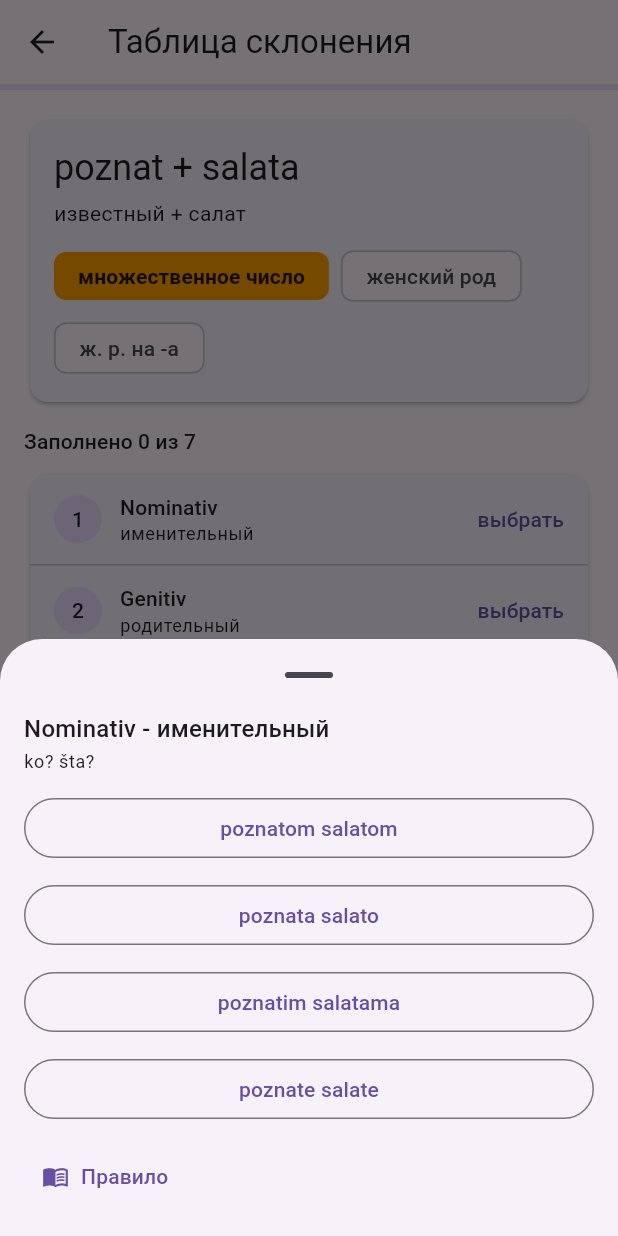
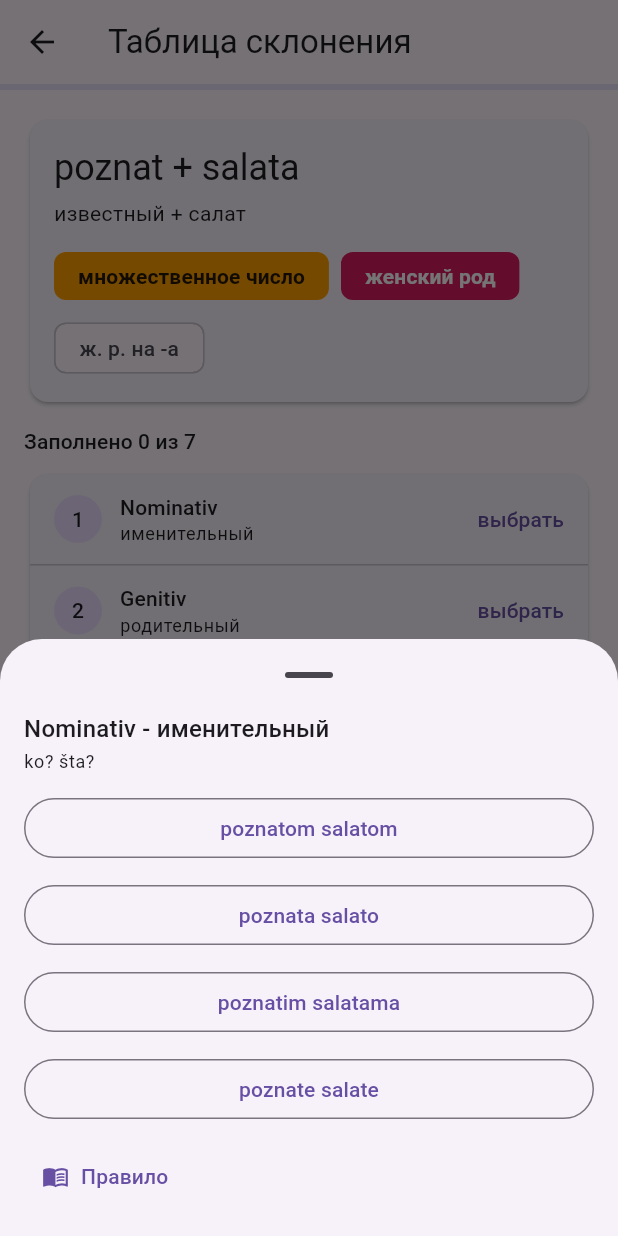
Before and after one commit to lapsha38/srpski-padezi, a Flutter app: the PhraseTableScreen screen opened directly, after a tap on an icon or button, on a phone screen of 412 x 824 dp. Run offline on Flutter 3.47's test engine with Material 3 defaults, Android fonts, the phone set to English and light mode, and no system bars; our stand-ins replace shared_preferences; accounts and stored records are empty.

Commit message:
Color the gender badge by gender

```diff
--- a/lib/screens/phrase_table_screen.dart
+++ b/lib/screens/phrase_table_screen.dart
@@ -160,10 +160,7 @@ class _PhraseCard extends StatelessWidget {
               runSpacing: 8,
               children: [
                 NumberChip(table.number, label: table.number.ru),
-                Chip(
-                  label: Text(noun.gender.ru),
-                  visualDensity: VisualDensity.compact,
-                ),
+                GenderChip(noun.gender),
                 Chip(
                   label: Text(noun.declension.ru),
                   visualDensity: VisualDensity.compact,
--- a/lib/widgets/tag_chip.dart
+++ b/lib/widgets/tag_chip.dart
@@ -20,6 +20,28 @@ import 'package:srpski_padezi/models/models.dart';
   };
 }
 
+/// Цвета метки рода: род виден по цвету раньше, чем прочитан текст.
+({Color background, Color foreground}) genderBadgeColors(
+  Gender gender,
+  Brightness brightness,
+) {
+  final dark = brightness == Brightness.dark;
+  return switch (gender) {
+    Gender.masculine =>
+      dark
+          ? (background: Colors.blue.shade300, foreground: Colors.black87)
+          : (background: Colors.blue.shade700, foreground: Colors.white),
+    Gender.feminine =>
+      dark
+          ? (background: Colors.pink.shade200, foreground: Colors.black87)
+          : (background: Colors.pink.shade600, foreground: Colors.white),
+    Gender.neuter =>
+      dark
+          ? (background: Colors.deepPurple.shade200, foreground: Colors.black87)
+          : (background: Colors.deepPurple.shade400, foreground: Colors.white),
+  };
+}
+
 /// Цветная метка числа.
 class NumberChip extends StatelessWidget {
   const NumberChip(this.number, {this.label, super.key});
@@ -30,19 +52,26 @@ class NumberChip extends StatelessWidget {
   final String? label;
 
   @override
-  Widget build(BuildContext context) {
-    final colors = numberBadgeColors(number, Theme.of(context).brightness);
-    return Chip(
-      label: Text(label ?? number.ruShort),
-      backgroundColor: colors.background,
-      labelStyle: Theme.of(context).textTheme.labelLarge?.copyWith(
-        color: colors.foreground,
-        fontWeight: FontWeight.w600,
-      ),
-      side: BorderSide.none,
-      visualDensity: VisualDensity.compact,
-    );
-  }
+  Widget build(BuildContext context) => _ColoredChip(
+    label: label ?? number.ruShort,
+    colors: numberBadgeColors(number, Theme.of(context).brightness),
+  );
+}
+
+/// Цветная метка рода.
+class GenderChip extends StatelessWidget {
+  const GenderChip(this.gender, {this.label, super.key});
+
+  final Gender gender;
+
+  /// Текст метки; по умолчанию - название рода.
+  final String? label;
+
+  @override
+  Widget build(BuildContext context) => _ColoredChip(
+    label: label ?? gender.ru,
+    colors: genderBadgeColors(gender, Theme.of(context).brightness),
+  );
 }
 
 /// Метка задания: число выделяется цветом, остальные метки нейтральны.
@@ -58,3 +87,22 @@ class TagChip extends StatelessWidget {
     return Chip(label: Text(tag), visualDensity: VisualDensity.compact);
   }
 }
+
+class _ColoredChip extends StatelessWidget {
+  const _ColoredChip({required this.label, required this.colors});
+
+  final String label;
+  final ({Color background, Color foreground}) colors;
+
+  @override
+  Widget build(BuildContext context) => Chip(
+    label: Text(label),
+    backgroundColor: colors.background,
+    labelStyle: Theme.of(context).textTheme.labelLarge?.copyWith(
+      color: colors.foreground,
+      fontWeight: FontWeight.w600,
+    ),
+    side: BorderSide.none,
+    visualDensity: VisualDensity.compact,
+  );
+}
```
Also changed, not shown: 1 other file.
